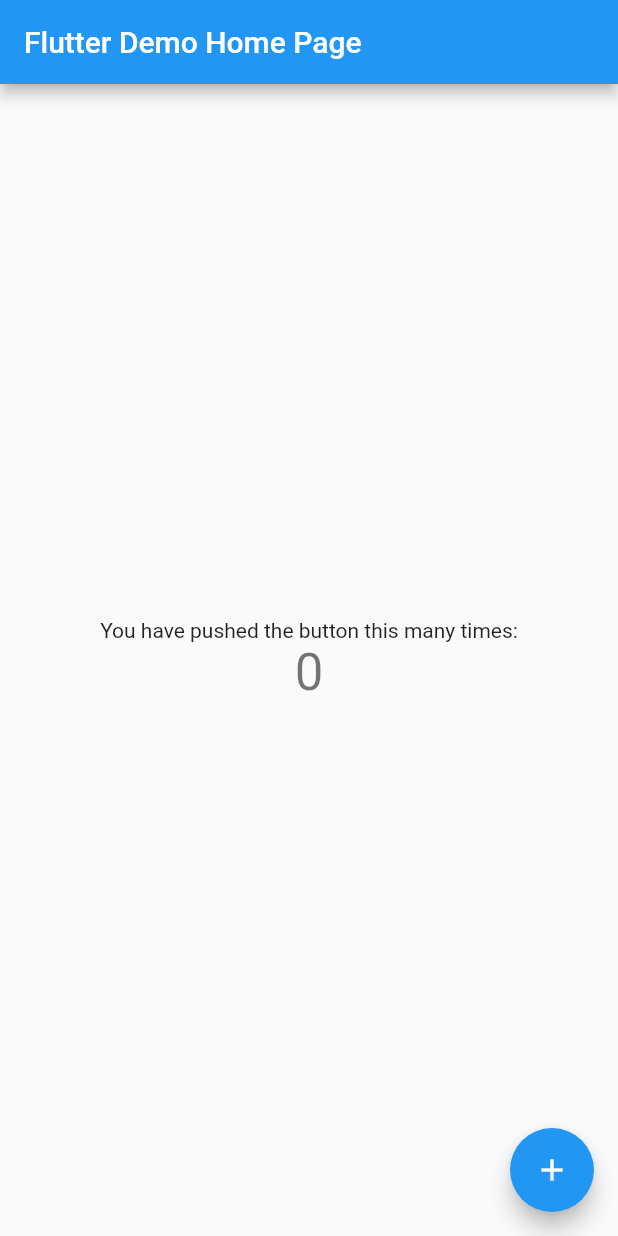
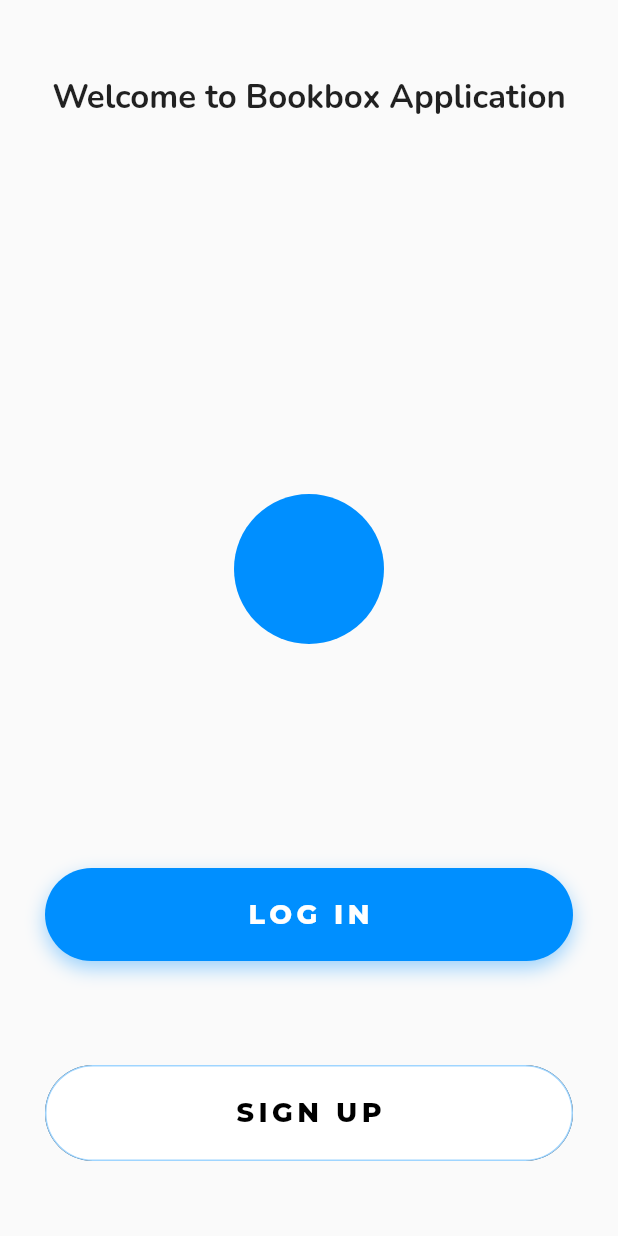
Before and after one commit to neroswords/bookbox, a Flutter app: the screen it shows after launch, on a phone screen of 412 x 824 dp. Run offline on Flutter 3.47's test engine with Material 2 defaults, Android fonts, the phone set to English and light mode, and no system bars; our stand-ins replace get, google_fonts.

Commit message:
login signup welcome page

```diff
--- a/lib/main.dart
+++ b/lib/main.dart
@@ -1,113 +1,33 @@
+import 'package:bookbox/login_screen.dart';
 import 'package:flutter/material.dart';
+import 'package:bookbox/login_screen.dart';
+import 'package:bookbox/register_screen.dart';
+import 'package:bookbox/welcome_screen.dart';
+import 'package:get/get.dart';
 
-void main() {
-  runApp(MyApp());
-}
+void main() => runApp(MyApp());
 
 class MyApp extends StatelessWidget {
   // This widget is the root of your application.
   @override
   Widget build(BuildContext context) {
-    return MaterialApp(
-      title: 'Flutter Demo',
-      theme: ThemeData(
-        // This is the theme of your application.
-        //
-        // Try running your application with "flutter run". You'll see the
-        // application has a blue toolbar. Then, without quitting the app, try
-        // changing the primarySwatch below to Colors.green and then invoke
-        // "hot reload" (press "r" in the console where you ran "flutter run",
-        // or simply save your changes to "hot reload" in a Flutter IDE).
-        // Notice that the counter didn't reset back to zero; the application
-        // is not restarted.
-        primarySwatch: Colors.blue,
-      ),
-      home: MyHomePage(title: 'Flutter Demo Home Page'),
-    );
+    return GetMaterialApp(
+        debugShowCheckedModeBanner: false,
+        title: 'Flutter Auth',
+        home: WelcomeScreen(),
+        getPages: [
+          GetPage(
+            name: '/welcome',
+            page: () => WelcomeScreen(),
+          ),
+          GetPage(
+            name: '/register',
+            page: () => RegisterScreen(),
+          ),
+          GetPage(
+            name: '/login',
+            page: () => LoginScreen(),
+          ),
+        ]);
   }
 }
-
-class MyHomePage extends StatefulWidget {
-  MyHomePage({Key key, this.title}) : super(key: key);
-
-  // This widget is the home page of your application. It is stateful, meaning
-  // that it has a State object (defined below) that contains fields that affect
-  // how it looks.
-
-  // This class is the configuration for the state. It holds the values (in this
-  // case the title) provided by the parent (in this case the App widget) and
-  // used by the build method of the State. Fields in a Widget subclass are
-  // always marked "final".
-
-  final String title;
-
-  @override
-  _MyHomePageState createState() => _MyHomePageState();
-}
-
-class _MyHomePageState extends State<MyHomePage> {
-  int _counter = 0;
-
-  void _incrementCounter() {
-    setState(() {
-      // This call to setState tells the Flutter framework that something has
-      // changed in this State, which causes it to rerun the build method below
-      // so that the display can reflect the updated values. If we changed
-      // _counter without calling setState(), then the build method would not be
-      // called again, and so nothing would appear to happen.
-      _counter++;
-    });
-  }
-
-  @override
-  Widget build(BuildContext context) {
-    // This method is rerun every time setState is called, for instance as done
-    // by the _incrementCounter method above.
-    //
-    // The Flutter framework has been optimized to make rerunning build methods
-    // fast, so that you can just rebuild anything that needs updating rather
-    // than having to individually change instances of widgets.
-    return Scaffold(
-      appBar: AppBar(
-        // Here we take the value from the MyHomePage object that was created by
-        // the App.build method, and use it to set our appbar title.
-        title: Text(widget.title),
-      ),
-      body: Center(
-        // Center is a layout widget. It takes a single child and positions it
-        // in the middle of the parent.
-        child: Column(
-          // Column is also a layout widget. It takes a list of children and
-          // arranges them vertically. By default, it sizes itself to fit its
-          // children horizontally, and tries to be as tall as its parent.
-          //
-          // Invoke "debug painting" (press "p" in the console, choose the
-          // "Toggle Debug Paint" action from the Flutter Inspector in Android
-          // Studio, or the "Toggle Debug Paint" command in Visual Studio Code)
-          // to see the wireframe for each widget.
-          //
-          // Column has various properties to control how it sizes itself and
-          // how it positions its children. Here we use mainAxisAlignment to
-          // center the children vertically; the main axis here is the vertical
-          // axis because Columns are vertical (the cross axis would be
-          // horizontal).
-          mainAxisAlignment: MainAxisAlignment.center,
-          children: <Widget>[
-            Text(
-              'You have pushed the button this many times:',
-            ),
-            Text(
-              '$_counter',
-              style: Theme.of(context).textTheme.headline4,
-            ),
-          ],
-        ),
-      ),
-      floatingActionButton: FloatingActionButton(
-        onPressed: _incrementCounter,
-        tooltip: 'Increment',
-        child: Icon(Icons.add),
-      ), // This trailing comma makes auto-formatting nicer for build methods.
-    );
-  }
-}
--- /dev/null
+++ b/lib/welcome_screen.dart
@@ -0,0 +1,132 @@
+import 'package:flutter/material.dart';
+import 'package:google_fonts/google_fonts.dart';
+import 'package:get/get.dart';
+
+class WelcomeScreen extends StatefulWidget {
+  @override
+  _WelcomeScreenState createState() => _WelcomeScreenState();
+}
+
+class _WelcomeScreenState extends State<WelcomeScreen> {
+  @override
+  Widget build(BuildContext context) {
+    return Scaffold(
+      body: SafeArea(
+        child: Container(
+          width: double.infinity,
+          height: MediaQuery.of(context).size.height,
+          padding: EdgeInsets.symmetric(horizontal: 30, vertical: 50),
+          child: Column(
+            mainAxisAlignment: MainAxisAlignment.spaceBetween,
+            crossAxisAlignment: CrossAxisAlignment.center,
+            children: [
+              Text("Welcome to Bookbox Application",
+              textAlign: TextAlign.center,
+              style: GoogleFonts.nunito(
+                    fontWeight: FontWeight.bold,
+                    fontSize: 22,
+                  ),
+              ),
+              _logo(),
+              _loginBtn(),
+              _signupBtn()
+            ],
+          ),
+        ),
+      ),
+    );
+  }
+}
+
+
+Widget _logo() {
+  return Container(
+    margin: EdgeInsets.only(top: 100),
+    child: Stack(
+      // overflow: Overflow.visible,
+      children: [
+        Positioned(
+            child: Container(
+              width: 100,
+              height: 300,
+              decoration: BoxDecoration(
+                shape: BoxShape.circle,
+                color: Color(0xff008FFF),
+              ),
+            )
+        ),
+      ],
+    )
+  );
+}
+
+Widget _loginBtn() {
+  return Container(
+    width: double.infinity,
+    margin: EdgeInsets.only(bottom: 20),
+    decoration: BoxDecoration(
+      color: Color(0xff008FFF),
+      borderRadius: BorderRadius.all(Radius.circular(50)),
+      boxShadow: [
+        BoxShadow(
+        color: Color(0x60008FFF),
+          blurRadius: 10,
+          offset: Offset(0,5),
+          spreadRadius: 0,
+      ), ]
+
+    ),
+    child: FlatButton(
+      onPressed: () {Get.toNamed('/login');},
+      padding: EdgeInsets.symmetric(vertical: 20),
+      child: Text(
+        "LOG IN",
+        style: GoogleFonts.montserrat(
+          textStyle: TextStyle(
+            fontSize: 18,
+            fontWeight: FontWeight.w800,
+            color: Colors.white,
+            letterSpacing: 3,
+          ),
+        ),
+      ),
+    ),
+  );
+}
+
+Widget _signupBtn() {
+  // mainAxisAlignment: MainAxisAlignment.spaceBetween,
+  return Container(
+    width: double.infinity,
+    // margin: EdgeInsets.only(bottom: 10),
+    decoration: BoxDecoration(
+      color: Colors.white,
+      borderRadius: BorderRadius.all(Radius.circular(50)),
+      border : Border.all(width: 1.0, color: const Color(0x60008FFF)),
+      boxShadow: [
+        BoxShadow(
+        // color: Color(0x60008FFF),
+          // blurRadius: 10,
+          // offset: Offset(0,1),
+          // spreadRadius: 0,
+      ), ]
+
+    ),
+    child: FlatButton(
+      onPressed: () {Get.toNamed('/register');},
+      padding: EdgeInsets.symmetric(vertical: 20),
+      child: Text(
+        "SIGN UP",
+        style: GoogleFonts.montserrat(
+          textStyle: TextStyle(
+            fontSize: 18,
+            fontWeight: FontWeight.w800,
+            color: Colors.black,
+            letterSpacing: 3,
+          ),
+        ),
+      ),
+
+    ),
+  );
+}
```
Also changed, not shown: lib/login_screen.dart (added, +215 -0 lines), lib/register_screen.dart (added, +182 -0 lines), pubspec.yaml (+5 -5 lines), pubspec.lock.
